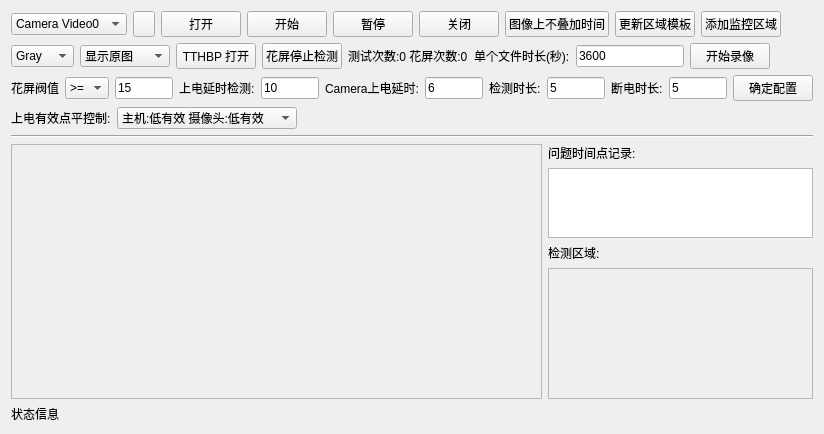
ZhengPengqiao/QtStudy, file Tools/1.3_TestTool/figuredform.ui: the form before one commit.
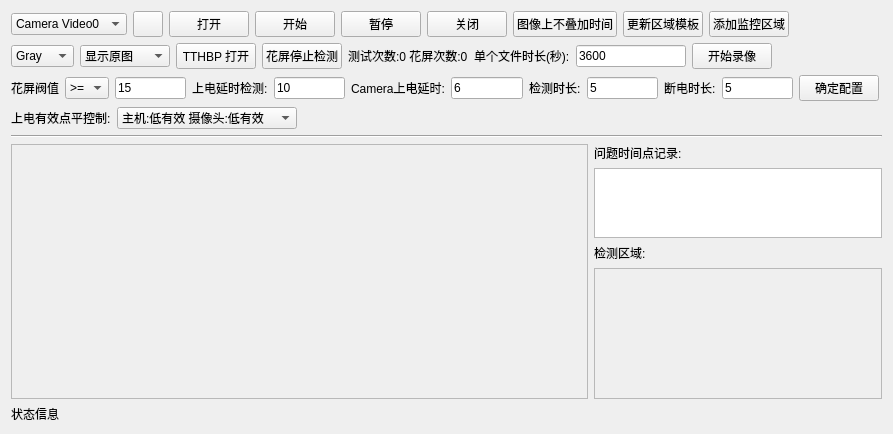
The form after the commit. Icons and pictures are not drawn.

Patch:
```diff
--- a/Tools/1.3_TestTool/figuredform.ui
+++ b/Tools/1.3_TestTool/figuredform.ui
@@ -6,7 +6,7 @@
    <rect>
     <x>0</x>
     <y>0</y>
-    <width>824</width>
+    <width>893</width>
     <height>434</height>
    </rect>
   </property>
@@ -436,8 +436,8 @@
            <rect>
             <x>0</x>
             <y>0</y>
-            <width>529</width>
-            <height>244</height>
+            <width>575</width>
+            <height>222</height>
            </rect>
           </property>
           <layout class="QGridLayout" name="gridLayout_3" columnstretch="0,0">
@@ -496,8 +496,8 @@
              <rect>
               <x>0</x>
               <y>0</y>
-              <width>261</width>
-              <height>118</height>
+              <width>284</width>
+              <height>86</height>
              </rect>
             </property>
             <layout class="QGridLayout" name="gridLayout_2">
```
